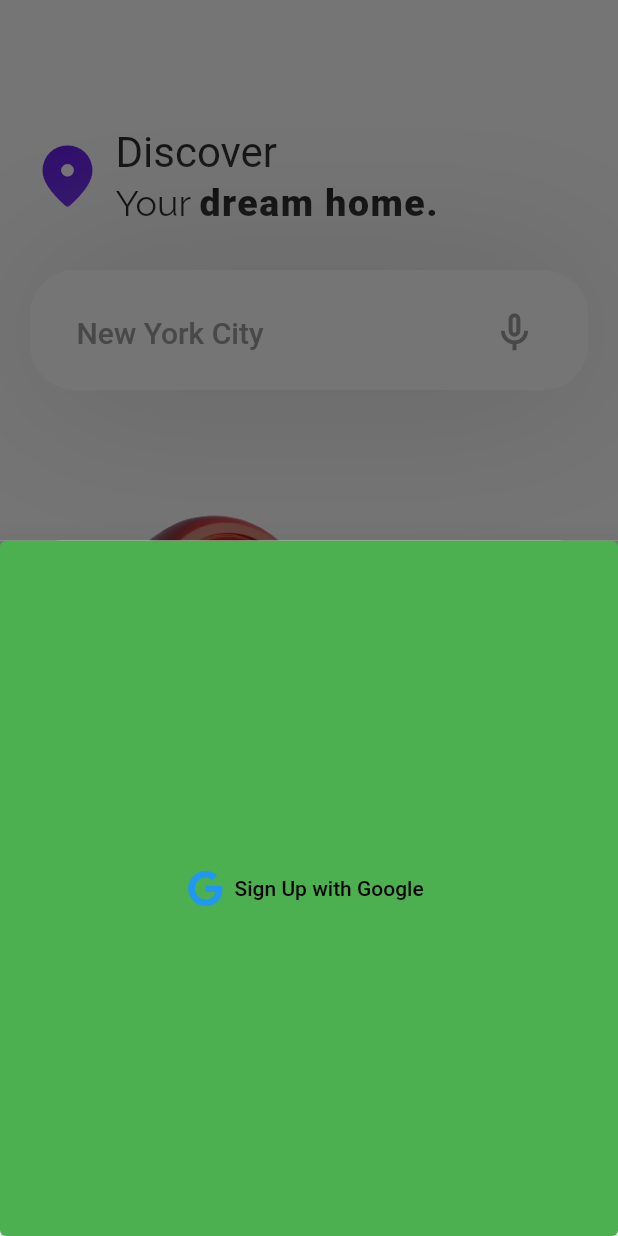
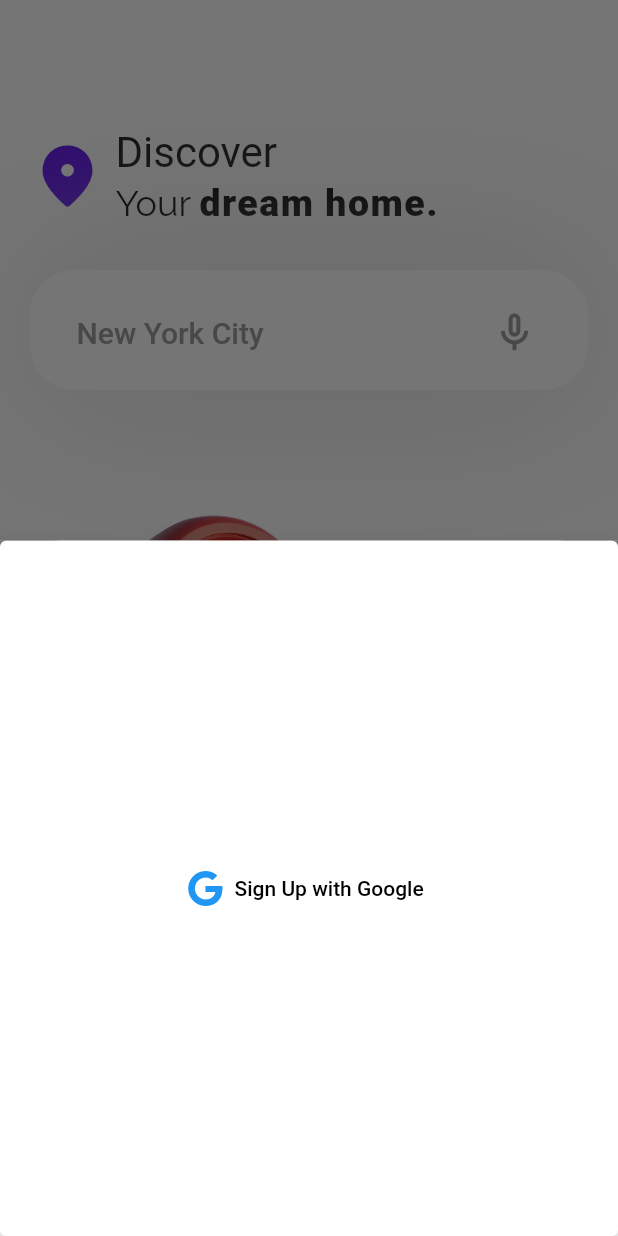
Before and after one commit to Michaelalo1/Mohouz, a Flutter app: the screen it shows after launch, after a tap on "Sign Up", on a phone screen of 412 x 824 dp. Run offline on Flutter 3.47's test engine with Material 2 defaults, Android fonts, the phone set to English and light mode, and no system bars; our stand-ins replace firebase_auth, firebase_core, font_awesome_flutter, google_sign_in; accounts and stored records are empty; Roboto replaces fonts that are missing (Raleway).

Commit message:
changed color of modalbottomsheet for sign up

```diff
--- a/lib/main.dart
+++ b/lib/main.dart
@@ -358,8 +358,8 @@ class _HomeScreenState extends State<HomeScreen> {
                                 child: ElevatedButton.icon(
                                     style: ElevatedButton.styleFrom(
                                       elevation: 20,
-                                      primary: Colors.green,
-                                      onPrimary: Colors.red,
+                                      primary: Colors.white,
+                                      onPrimary: Colors.deepPurpleAccent,
                                       minimumSize: Size(double.infinity, 50),
                                     ),
                                     onPressed: () {
```
